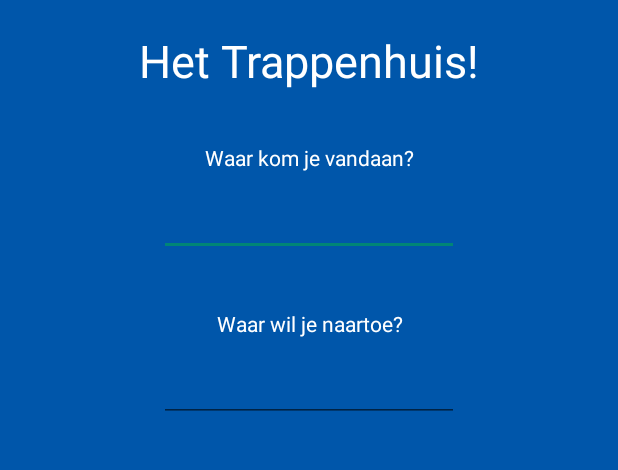
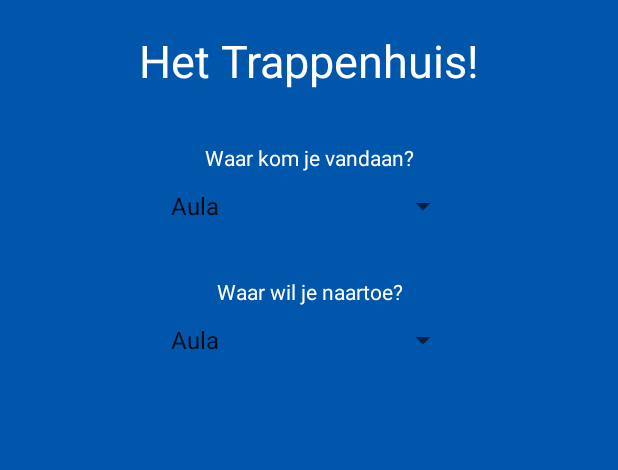
Before and after one commit to MariusEmanuel/HALTrappenhuis, an Android app: the screen it shows after launch (MainActivity), on a phone screen of 412 x 824 dp, the part 272-742 px from its top. Run offline under Robolectric (Android 15) with nearby library versions, the phone set to English and light mode, and no system bars.

Commit message:
Spinners i.p.v. EditText bij waar kom je vandaan en waar wil je naartoe

```diff
--- a/app/src/main/res/layout/activity_main.xml
+++ b/app/src/main/res/layout/activity_main.xml
@@ -41,14 +41,16 @@
                 android:gravity="center"
                 android:layout_marginTop="25dp"/>
 
-            <EditText
-                android:id="@+id/van"
+            <Spinner
+                android:id="@+id/van_spinner"
                 android:layout_width="200dp"
                 android:layout_height="wrap_content"
-                android:inputType="number"
-                android:ems="10"
                 android:layout_gravity="center_horizontal"
+                android:spinnerMode="dialog"
+                android:prompt="@string/van_spinner_prompt"
+                android:entries="@array/lokalen_array"
                 android:gravity="center"/>
+
             <TextView
                 android:layout_width="fill_parent"
                 android:layout_height="40dp"
@@ -57,13 +59,14 @@
                 android:gravity="center"
                 android:layout_marginTop="25dp"/>
 
-            <EditText
-                android:id="@+id/naar"
+            <Spinner
+                android:id="@+id/naar_spinner"
                 android:layout_width="200dp"
                 android:layout_height="wrap_content"
-                android:inputType="number"
-                android:ems="10"
                 android:layout_gravity="center_horizontal"
+                android:prompt="@string/naar_spinner_prompt"
+                android:spinnerMode="dialog"
+                android:entries="@array/lokalen_array"
                 android:gravity="center"/>
 
         </LinearLayout>
--- a/app/src/main/res/values/strings.xml
+++ b/app/src/main/res/values/strings.xml
@@ -4,4 +4,11 @@
     <string name="hello_world">Hello world!</string>
     <string name="action_settings">Settings</string>
 
+    <string name="van_spinner_prompt">Waar ben je:</string>
+    <string name="naar_spinner_prompt">Waar wil je naartoe:</string>
+    <string-array name="lokalen_array">
+        <item>Aula</item>
+        <item>Lokaal 11</item>
+        <item>Lokaal A1</item>
+    </string-array>
 </resources>
```
